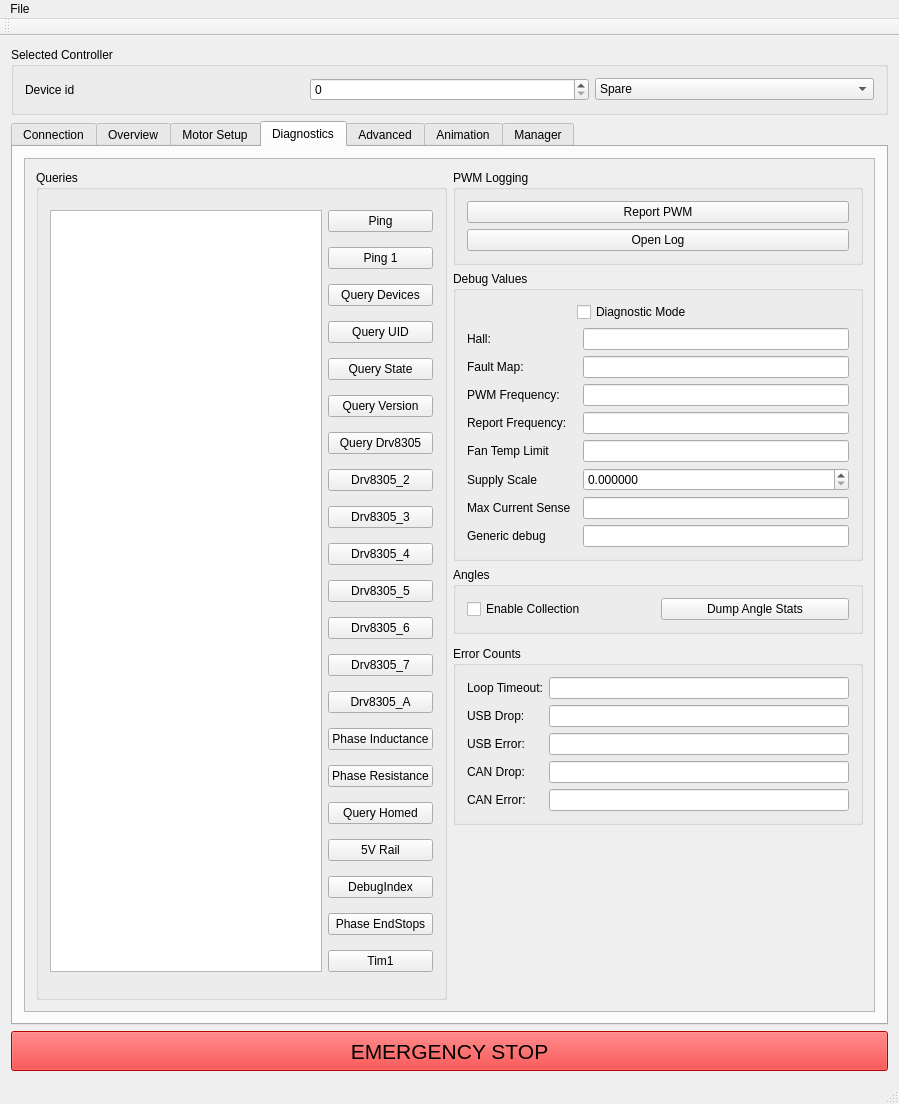
First picture: the form in GUI/mainwindow.ui, repository craftit/DogBotSoftware, before the edit.
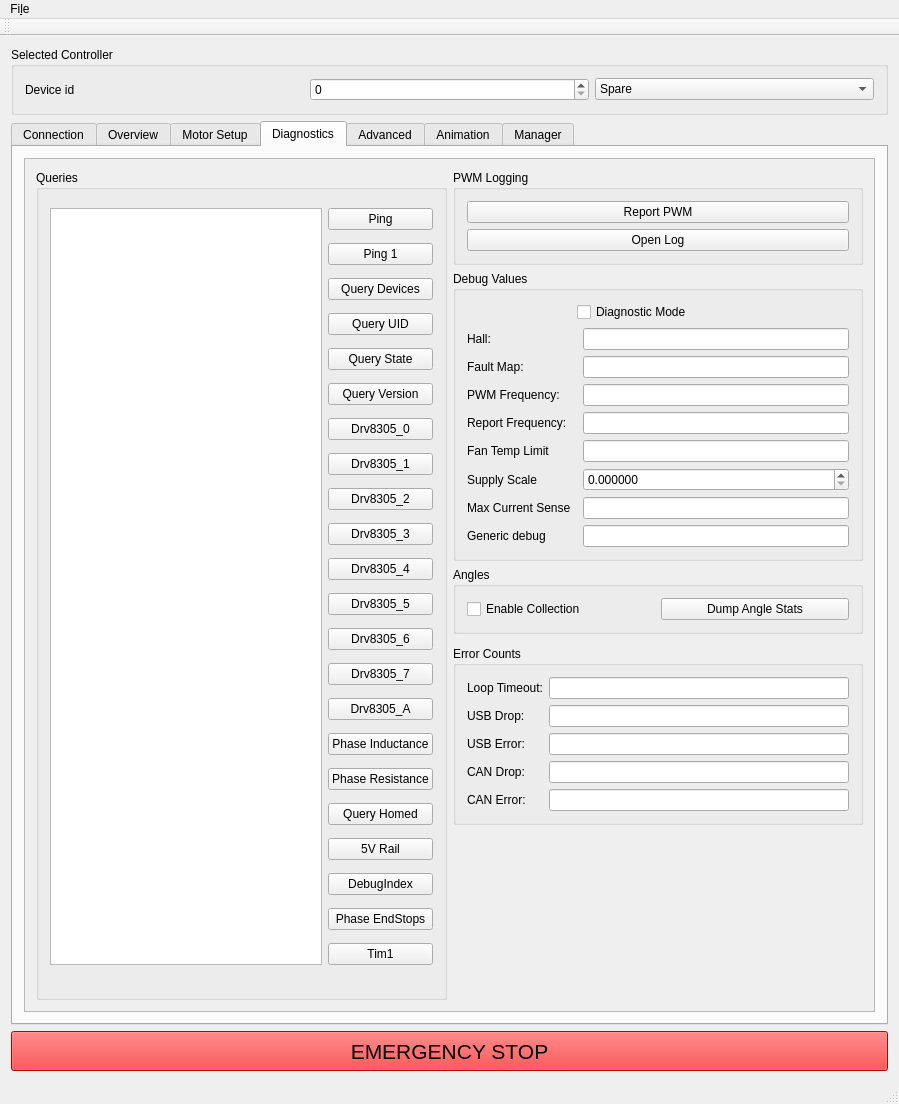
Second picture: the form after the edit. The open tabs and pages were chosen to show the change. Icons and pictures are not drawn.

Patch:
```diff
--- a/GUI/mainwindow.ui
+++ b/GUI/mainwindow.ui
@@ -1028,8 +1028,8 @@
             <rect>
              <x>0</x>
              <y>0</y>
-             <width>861</width>
-             <height>878</height>
+             <width>843</width>
+             <height>928</height>
             </rect>
            </property>
            <layout class="QGridLayout" name="gridLayout_8">
@@ -1039,31 +1039,31 @@
                <string>Queries</string>
               </property>
               <layout class="QGridLayout" name="gridLayout_6">
-               <item row="11" column="1">
+               <item row="12" column="1">
                 <widget class="QPushButton" name="pushButtonDrv8305_6">
                  <property name="text">
                   <string>Drv8305_6</string>
                  </property>
                 </widget>
                </item>
-               <item row="15" column="1">
+               <item row="16" column="1">
                 <widget class="QPushButton" name="pushButton_3">
                  <property name="text">
                   <string>Phase Resistance</string>
                  </property>
                 </widget>
                </item>
-               <item row="0" column="0" rowspan="21">
+               <item row="0" column="0" rowspan="22">
                 <widget class="QTextEdit" name="textEditLog"/>
                </item>
-               <item row="9" column="1">
+               <item row="10" column="1">
                 <widget class="QPushButton" name="pushButtonDrv8305_4">
                  <property name="text">
                   <string>Drv8305_4</string>
                  </property>
                 </widget>
                </item>
-               <item row="18" column="1">
+               <item row="19" column="1">
                 <widget class="QPushButton" name="pushButton_2">
                  <property name="text">
                   <string>DebugIndex</string>
@@ -1077,7 +1077,7 @@
                  </property>
                 </widget>
                </item>
-               <item row="17" column="1">
+               <item row="18" column="1">
                 <widget class="QPushButton" name="pushButton_5">
                  <property name="text">
                   <string>5V Rail</string>
@@ -1091,7 +1091,7 @@
                  </property>
                 </widget>
                </item>
-               <item row="14" column="1">
+               <item row="15" column="1">
                 <widget class="QPushButton" name="pushButton_4">
                  <property name="text">
                   <string>Phase Inductance</string>
@@ -1105,14 +1105,14 @@
                  </property>
                 </widget>
                </item>
-               <item row="8" column="1">
+               <item row="9" column="1">
                 <widget class="QPushButton" name="pushButtonDrv8305_3">
                  <property name="text">
                   <string>Drv8305_3</string>
                  </property>
                 </widget>
                </item>
-               <item row="7" column="1">
+               <item row="8" column="1">
                 <widget class="QPushButton" name="pushButtonDrv8305_2">
                  <property name="text">
                   <string>Drv8305_2</string>
@@ -1126,14 +1126,14 @@
                  </property>
                 </widget>
                </item>
-               <item row="19" column="1">
+               <item row="20" column="1">
                 <widget class="QPushButton" name="pushButtonPhaseEndStops">
                  <property name="text">
                   <string>Phase EndStops</string>
                  </property>
                 </widget>
                </item>
-               <item row="20" column="1">
+               <item row="21" column="1">
                 <widget class="QPushButton" name="pushButtonTim1">
                  <property name="text">
                   <string>Tim1</string>
@@ -1147,7 +1147,7 @@
                  </property>
                 </widget>
                </item>
-               <item row="10" column="1">
+               <item row="11" column="1">
                 <widget class="QPushButton" name="pushButtonDrv8305_5">
                  <property name="text">
                   <string>Drv8305_5</string>
@@ -1161,34 +1161,41 @@
                  </property>
                 </widget>
                </item>
-               <item row="6" column="1">
-                <widget class="QPushButton" name="pushButtonQueryState">
+               <item row="7" column="1">
+                <widget class="QPushButton" name="pushButtonDrv8305_1">
                  <property name="text">
-                  <string>Query Drv8305</string>
+                  <string>Drv8305_1</string>
                  </property>
                 </widget>
                </item>
-               <item row="16" column="1">
+               <item row="17" column="1">
                 <widget class="QPushButton" name="pushButtonQueryHomed">
                  <property name="text">
                   <string>Query Homed</string>
                  </property>
                 </widget>
                </item>
-               <item row="13" column="1">
+               <item row="14" column="1">
                 <widget class="QPushButton" name="pushButton_Drv8305_A">
                  <property name="text">
                   <string>Drv8305_A</string>
                  </property>
                 </widget>
                </item>
-               <item row="12" column="1">
+               <item row="13" column="1">
                 <widget class="QPushButton" name="pushButtonDrv8305_7">
                  <property name="text">
                   <string>Drv8305_7</string>
                  </property>
                 </widget>
                </item>
+               <item row="6" column="1">
+                <widget class="QPushButton" name="pushButtonDrv8305_0">
+                 <property name="text">
+                  <string>Drv8305_0</string>
+                 </property>
+                </widget>
+               </item>
               </layout>
              </widget>
             </item>
@@ -2727,12 +2734,12 @@
      <x>0</x>
      <y>0</y>
      <width>899</width>
-     <height>19</height>
+     <height>30</height>
     </rect>
    </property>
    <widget class="QMenu" name="menuFile">
     <property name="title">
-     <string>File</string>
+     <string>Fi&amp;le</string>
     </property>
     <addaction name="actionLoadConfig"/>
     <addaction name="actionSaveConfig"/>
```
Left out of the diff: 28 changed lines with no effect on the pictures.
